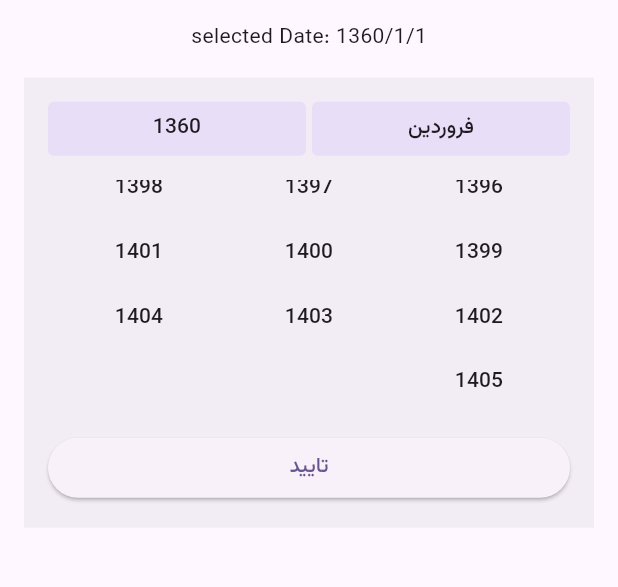
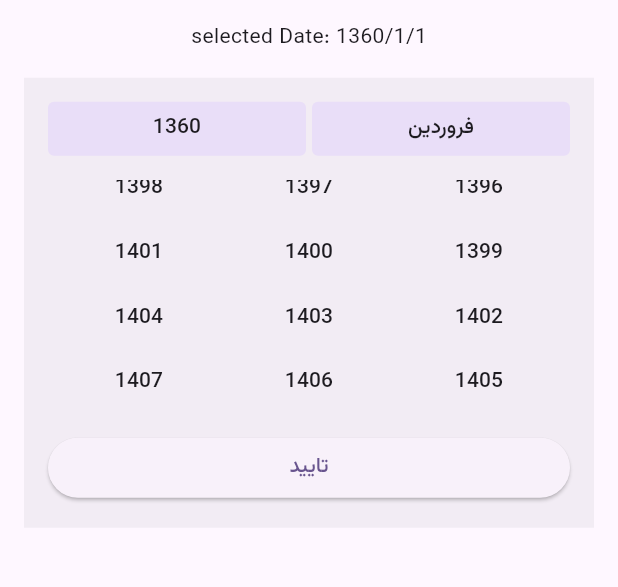
Before and after one commit to MissFlutterProgrammer/flutter_persian_calendar-master, a Flutter app: the screen it shows after launch, scrolled down 1391 dp, on a phone screen of 412 x 824 dp, the part 418-1005 px from its top. Run offline on Flutter 3.47's test engine with Material 3 defaults, Android fonts, the phone set to English and light mode, and no system bars; our stand-ins replace shamsi_date.

Commit message:
3/30/2025

```diff
--- a/example/lib/main.dart
+++ b/example/lib/main.dart
@@ -15,7 +15,9 @@ class MyApp extends StatelessWidget {
       title: 'Flutter Demo',
       debugShowCheckedModeBanner: false,
       theme: ThemeData(
-        colorScheme: ColorScheme.fromSeed(seedColor: Colors.deepPurple),
+        colorScheme: ColorScheme.fromSeed(
+          seedColor: Colors.deepPurple,
+        ),
         fontFamily: 'Vazirmatn',
       ),
       home: const MyHomePage(
@@ -26,7 +28,10 @@ class MyApp extends StatelessWidget {
 }
 
 class MyHomePage extends StatefulWidget {
-  const MyHomePage({super.key, required this.title});
+  const MyHomePage({
+    super.key,
+    required this.title,
+  });
 
   final String title;
 
--- a/lib/src/main_calendar_view.dart
+++ b/lib/src/main_calendar_view.dart
@@ -113,7 +113,11 @@ class _MainCalendarViewState extends State<MainCalendarView> {
   /// When the user picks a day, we have a full date.
   void _handleDayChanged(int day) {
     setState(() {
-      _selectedDate = Jalali(_selectedDate.year, _selectedDate.month, day);
+      _selectedDate = Jalali(
+        _selectedDate.year,
+        _selectedDate.month,
+        day,
+      );
     });
 
     widget.onDateChanged?.call(_selectedDate);
--- a/lib/src/utils/constants.dart
+++ b/lib/src/utils/constants.dart
@@ -6,7 +6,7 @@ const kPadding = EdgeInsets.symmetric(vertical: 16, horizontal: 16);
 const kRadius = 4.0;
 
 final kStartingDate = Jalali(1300);
-final kEndingDate = Jalali(1405);
+final kEndingDate = Jalali(1500);
 
 enum DatePickerView {
   year,
```
